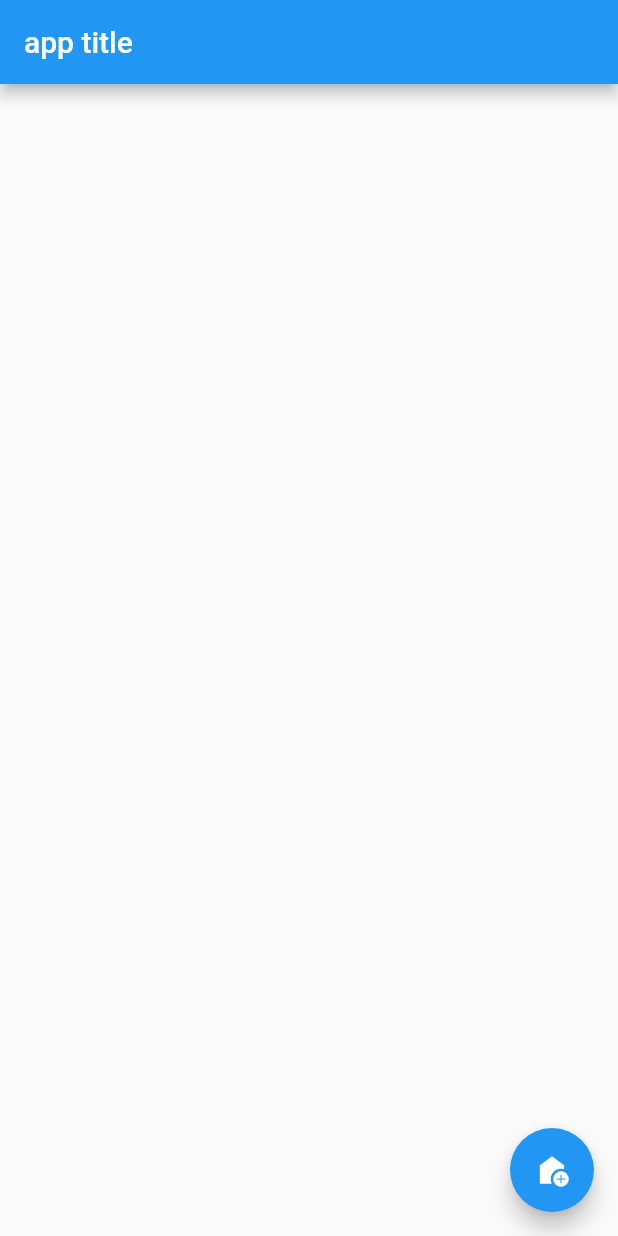
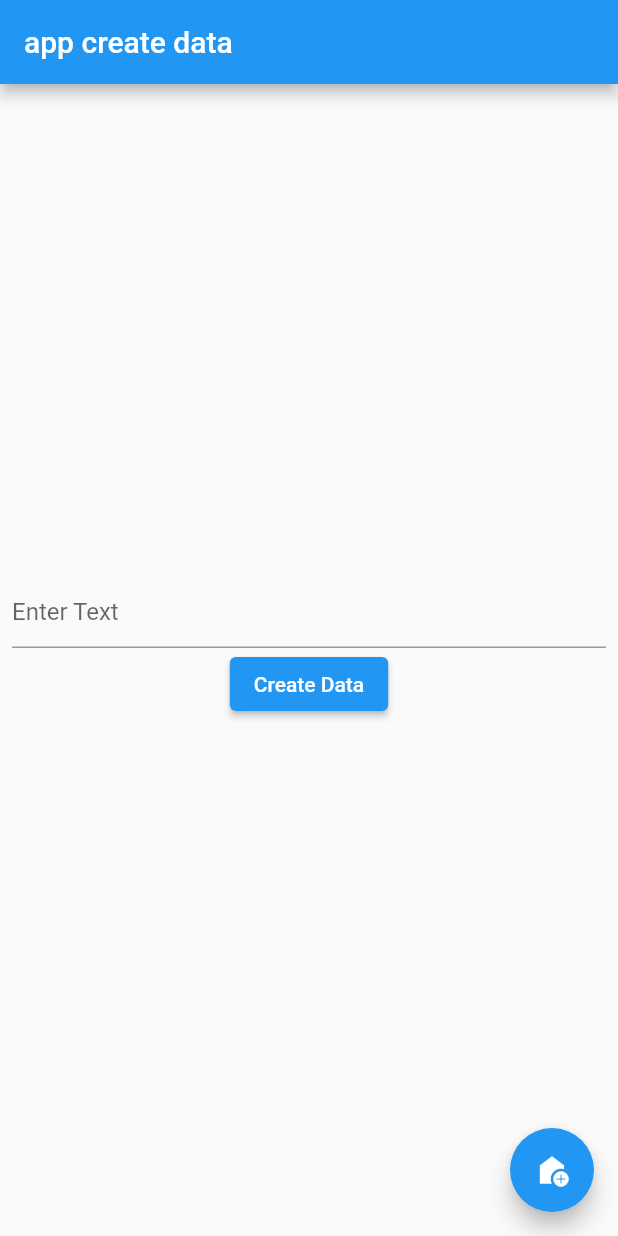
Before and after one commit to Aquarian-Age/ccal, a Flutter app: the screen it shows after launch, on a phone screen of 412 x 824 dp. Run offline on Flutter 3.47's test engine with Material 2 defaults, Android fonts, the phone set to English and light mode, and no system bars; our stand-ins replace sprintf; missing offline and left inert: dart:ffi.

Commit message:
flutter client 输入文本 go server 处理客户端文本

```diff
--- a/GoFlutter/lib/main.dart
+++ b/GoFlutter/lib/main.dart
@@ -1,10 +1,46 @@
 import 'dart:convert';
+import 'dart:core';
 
 import 'package:flutter/material.dart';
 import 'package:http/http.dart' as http;
 import 'package:sprintf/sprintf.dart';
 
 import 'info.dart';
+
+// https://docs.flutter.dev/cookbook/networking/send-data
+// 客户端输入 以POST json格式 传送给服务端
+Future<ClientData> createData(String data) async {
+  const url = "http://localhost:6714";
+  final respones = await http.post(
+    Uri.parse(url),
+    headers: <String, String>{
+      'Content-Type': 'application/json; charset=UTF-8',
+    },
+    body: jsonEncode(<String, String>{
+      'times': data,
+    }),
+  );
+
+  if (respones.statusCode == 200) {
+    return ClientData.fromJson(jsonDecode(respones.body));
+  } else {
+    throw Exception('Failed to create clientData');
+  }
+}
+
+class ClientData {
+  // int id;
+  String times;
+
+  ClientData({required this.times});
+
+  factory ClientData.fromJson(Map<String, dynamic> json) {
+    return ClientData(
+      // id: json['id'],
+      times: json['times'],
+    );
+  }
+}
 
 void main() {
   runApp(const MyApp());
@@ -33,6 +69,7 @@ class MyHomePage extends StatefulWidget {
 }
 
 class _MyHomePageState extends State<MyHomePage> {
+  //
   String ygzs = "";
   void getServe() async {
     const url = "http://localhost:6714";
@@ -40,17 +77,11 @@ class _MyHomePageState extends State<MyHomePage> {
     final request = http.Request('GET', Uri.parse(url))
       ..followRedirects = false;
     final response = await client.send(request);
-    // ignore: avoid_print
-    //print(response.statusCode);
 
     if (response.statusCode == 200) {
       final resp = await http.get(Uri.parse(url)); //从服务器获取数据
       final jsonMap = json.decode(resp.body);
       Info info = Info.fromJson(jsonMap);
-
-      // print("=======================");
-      // print('${info.ygz}' '${info.mgz}' '${info.dgz}' '${info.hgz}');
-
       setState(() {
         var solar = info.solar;
         var gzs = info.gzs;
@@ -90,17 +121,29 @@ class _MyHomePageState extends State<MyHomePage> {
     client.close();
   }
 
+//客户端
+  final TextEditingController _controller = TextEditingController();
+  Future<ClientData>? _futureClientData;
+
   @override
   Widget build(BuildContext context) {
     return MaterialApp(
       home: Scaffold(
         appBar: AppBar(
-          title: const Text("app title"),
+          title: const Text("app create data"),
         ),
         body: Center(
           child: Column(
             mainAxisAlignment: MainAxisAlignment.center,
             children: <Widget>[
+              //客户端文本输入
+              Container(
+                alignment: Alignment.center,
+                padding: const EdgeInsets.all(8.0),
+                child: (_futureClientData == null)
+                    ? buildColumn()
+                    : buildFutureBuilder(),
+              ),
               Text(
                 ygzs,
                 // style: Theme.of(context).textTheme.headline4,
@@ -116,4 +159,39 @@ class _MyHomePageState extends State<MyHomePage> {
       ),
     );
   }
+
+//获取输入文本
+  Column buildColumn() {
+    return Column(
+      mainAxisAlignment: MainAxisAlignment.center,
+      children: <Widget>[
+        TextField(
+          controller: _controller,
+          decoration: const InputDecoration(hintText: 'Enter Text'),
+        ),
+        ElevatedButton(
+          onPressed: () {
+            setState(() {
+              _futureClientData = createData(_controller.text);
+            });
+          },
+          child: const Text('Create Data'),
+        ),
+      ],
+    );
+  }
+
+  FutureBuilder<ClientData> buildFutureBuilder() {
+    return FutureBuilder<ClientData>(
+      future: _futureClientData,
+      builder: (context, snapshot) {
+        if (snapshot.hasData) {
+          return Text(snapshot.data!.times);
+        } else if (snapshot.hasError) {
+          return Text('${snapshot.error}');
+        }
+        return const CircularProgressIndicator();
+      },
+    );
+  }
 }
```
Also changed, not shown: 1 other file.
